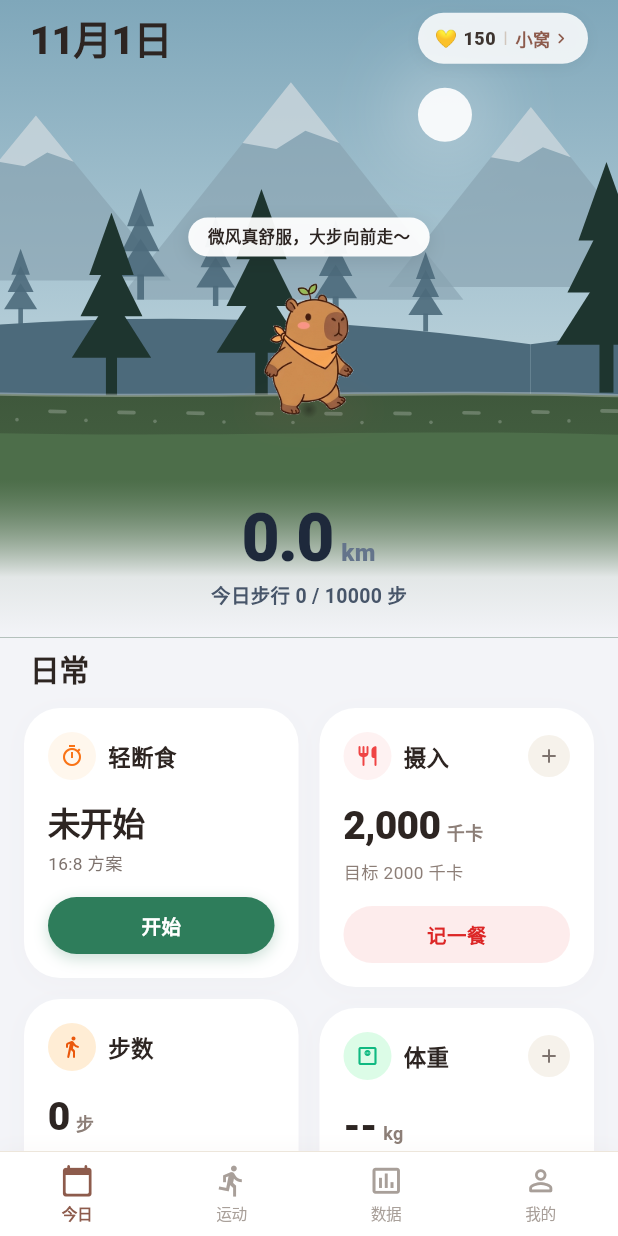
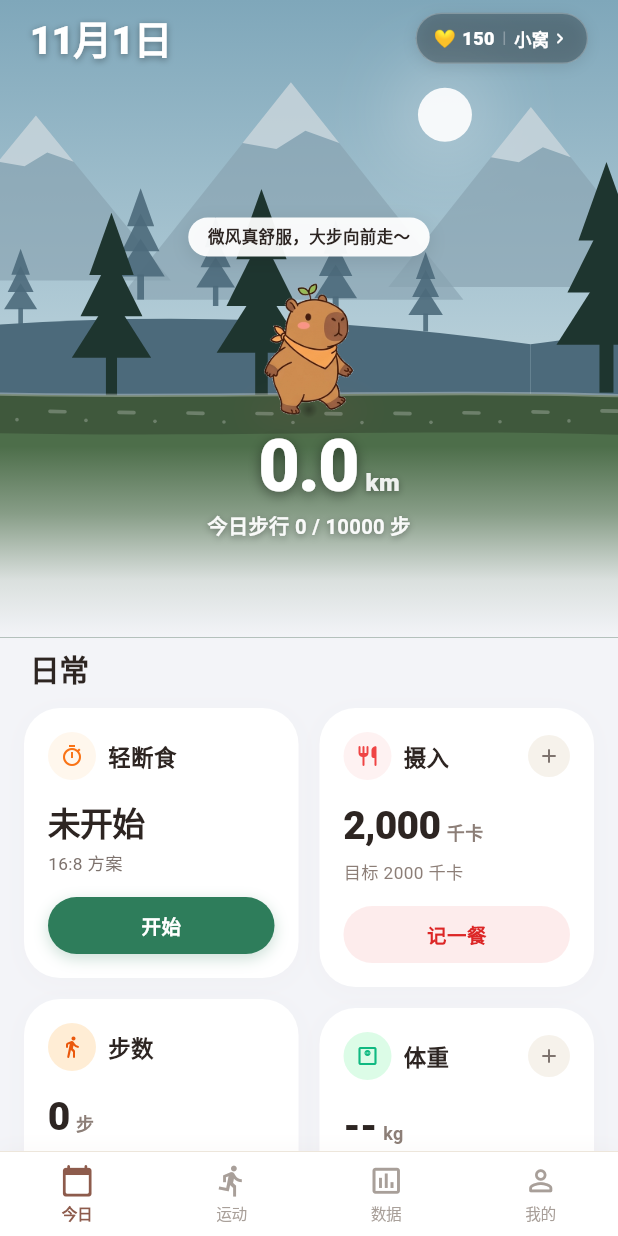
Before and after one commit to xuldqi/yydsxnec, a Flutter app: the screen it shows after launch, after a tap on "摄入", on a phone screen of 412 x 824 dp. Run offline on Flutter 3.47's test engine with Material 3 defaults, Android fonts, the phone set to English and light mode, and no system bars; our stand-ins replace audioplayers, camera, drift, drift_flutter, fl_chart, flutter_local_notifications and 19 more; missing offline and left inert: flutter_foreground_task, google_mlkit_text_recognition, home_widget, record, tflite_flutter; accounts and stored records are empty; generated files the repository leaves out were written again; project files that could hold a hidden picture were left out.

Commit message:
feat(capybara): white typography, exact number centering, elevated stats, and enhanced bottom grey gradient

```diff
--- a/lib/features/capybara/widgets/capybara_expedition_card.dart
+++ b/lib/features/capybara/widgets/capybara_expedition_card.dart
@@ -111,18 +111,25 @@ class _CapybaraExpeditionCardState extends ConsumerState<CapybaraExpeditionCard>
               mainAxisAlignment: MainAxisAlignment.spaceBetween,
               crossAxisAlignment: CrossAxisAlignment.center,
               children: [
-                // 左侧：固定显示今日日期（几月几号，不弹选择窗）
+                // 左侧：固定显示今日日期（白色大字 + 柔和投影）
                 Text(
                   dateText,
                   style: const TextStyle(
                     fontSize: 26,
                     fontWeight: FontWeight.w900,
-                    color: Color(0xFF2D2522),
+                    color: Colors.white,
                     letterSpacing: -0.5,
+                    shadows: [
+                      Shadow(
+                        color: Colors.black38,
+                        blurRadius: 6,
+                        offset: Offset(0, 1.5),
+                      ),
+                    ],
                   ),
                 ),
 
-                // 右侧：爱心金币 + 前往小窝入口
+                // 右侧：爱心金币 + 前往小窝入口（磨砂玻璃白字）
                 GestureDetector(
                   onTap: () => context.push('/capybara'),
                   behavior: HitTestBehavior.opaque,
@@ -130,11 +137,15 @@ class _CapybaraExpeditionCardState extends ConsumerState<CapybaraExpeditionCard>
                     height: 34,
                     padding: const EdgeInsets.symmetric(horizontal: 11),
                     decoration: BoxDecoration(
-                      color: Colors.white.withValues(alpha: 0.85),
+                      color: Colors.black.withValues(alpha: 0.28),
                       borderRadius: BorderRadius.circular(20),
+                      border: Border.all(
+                        color: Colors.white.withValues(alpha: 0.25),
+                        width: 0.8,
+                      ),
                       boxShadow: const [
                         BoxShadow(
-                          color: Color(0x0C000000),
+                          color: Color(0x18000000),
                           blurRadius: 8,
                           offset: Offset(0, 2),
                         ),
@@ -150,21 +161,21 @@ class _CapybaraExpeditionCardState extends ConsumerState<CapybaraExpeditionCard>
                           style: const TextStyle(
                             fontSize: 12,
                             fontWeight: FontWeight.w900,
-                            color: Color(0xFF3D342F),
+                            color: Colors.white,
                           ),
                         ),
                         const SizedBox(width: 6),
-                        Container(width: 1, height: 9, color: const Color(0xFFD1C7BD)),
+                        Container(width: 1, height: 9, color: Colors.white30),
                         const SizedBox(width: 6),
                         const Text(
                           '小窝',
                           style: TextStyle(
                             fontSize: 11.5,
                             fontWeight: FontWeight.w800,
-                            color: Color(0xFF8D5B4C),
+                            color: Colors.white,
                           ),
                         ),
-                        const Icon(Icons.chevron_right_rounded, size: 14, color: Color(0xFF8D5B4C)),
+                        const Icon(Icons.chevron_right_rounded, size: 14, color: Colors.white),
                       ],
                     ),
                   ),
@@ -258,51 +269,82 @@ class _CapybaraExpeditionCardState extends ConsumerState<CapybaraExpeditionCard>
             ),
           ),
 
-          // ── 4. 底部渐变浅色过渡区：居中大字公里数与步数 ─────────────────
+          // ── 4. 居中大字公里数与步数（白色文字 + 向上微调） ─────────────────
           Positioned(
             left: 20,
             right: 20,
-            bottom: 18,
+            bottom: 64,
             child: Column(
               mainAxisSize: MainAxisSize.min,
               crossAxisAlignment: CrossAxisAlignment.center,
               children: [
-                // 居中大字公里数与单位
+                // 居中大字公里数（数字绝对水平居中，km 附着右侧不影响居中重心）
                 Row(
                   mainAxisAlignment: MainAxisAlignment.center,
                   crossAxisAlignment: CrossAxisAlignment.baseline,
                   textBaseline: TextBaseline.alphabetic,
                   children: [
+                    // 左侧镜像不可见占位，确保纯数字处于绝对水平中心
+                    Opacity(
+                      opacity: 0.0,
+                      child: Text(
+                        ' km',
+                        style: TextStyle(
+                          fontSize: 16,
+                          fontWeight: FontWeight.w800,
+                        ),
+                      ),
+                    ),
                     Text(
                       distanceKm,
                       style: const TextStyle(
-                        fontSize: 44,
+                        fontSize: 48,
                         fontWeight: FontWeight.w900,
-                        color: Color(0xFF1E293B),
+                        color: Colors.white,
                         height: 1.0,
                         letterSpacing: -1.2,
+                        shadows: [
+                          Shadow(
+                            color: Colors.black45,
+                            blurRadius: 10,
+                            offset: Offset(0, 2),
+                          ),
+                        ],
                       ),
                     ),
-                    const SizedBox(width: 5),
-                    const Text(
-                      'km',
+                    Text(
+                      ' km',
                       style: TextStyle(
                         fontSize: 16,
                         fontWeight: FontWeight.w800,
-                        color: Color(0xFF64748B),
+                        color: Colors.white.withValues(alpha: 0.90),
+                        shadows: const [
+                          Shadow(
+                            color: Colors.black38,
+                            blurRadius: 6,
+                            offset: Offset(0, 1.5),
+                          ),
+                        ],
                       ),
                     ),
                   ],
                 ),
                 const SizedBox(height: 6),
-                // 居中步数：今日步行 当前步数 / 目标步数 步
+                // 居中步数：今日步行 当前步数 / 目标步数 步（纯白文字）
                 Text(
                   '今日步行 $steps / $goalSteps 步',
-                  style: const TextStyle(
-                    fontSize: 13,
-                    fontWeight: FontWeight.w600,
-                    color: Color(0xFF475569),
+                  style: TextStyle(
+                    fontSize: 13.5,
+                    fontWeight: FontWeight.w700,
+                    color: Colors.white.withValues(alpha: 0.95),
                     letterSpacing: 0.2,
+                    shadows: const [
+                      Shadow(
+                        color: Colors.black38,
+                        blurRadius: 6,
+                        offset: Offset(0, 1.5),
+                      ),
+                    ],
                   ),
                 ),
               ],
@@ -635,19 +677,19 @@ class _ParallaxExpeditionPainter extends CustomPainter {
     }
   }
 
-  // ── 6. 底部平滑过渡淡出 ("下半部分逐渐变浅") ───────────────────────────
+  // ── 6. 底部平滑过渡淡出 ("下面是底色灰色的渐变，渐变再多点") ────────────
   void _drawBottomFadeGradient(Canvas canvas, Size size) {
-    // 从山路底端（y ≈ 0.63）向下平滑渐变淡出到应用主背景色 #F3F4F8
-    final fadeRect = Rect.fromLTWH(0, size.height * 0.62, size.width, size.height * 0.38);
+    // 从山路下方大跨度平滑渐变淡出到应用主背景灰色 #F3F4F8
+    final fadeRect = Rect.fromLTWH(0, size.height * 0.70, size.width, size.height * 0.30);
     final fadePaint = Paint()
       ..shader = LinearGradient(
         begin: Alignment.topCenter,
         end: Alignment.bottomCenter,
-        stops: const [0.0, 0.35, 0.75, 1.0],
+        stops: const [0.0, 0.35, 0.70, 1.0],
         colors: [
-          stage.groundColor.withValues(alpha: 0.0),
-          stage.groundColor.withValues(alpha: 0.40),
-          const Color(0xFFF3F4F8).withValues(alpha: 0.90),
+          const Color(0xFFF3F4F8).withValues(alpha: 0.0),
+          const Color(0xFFF3F4F8).withValues(alpha: 0.35),
+          const Color(0xFFF3F4F8).withValues(alpha: 0.85),
           const Color(0xFFF3F4F8),
         ],
       ).createShader(fadeRect);
```
